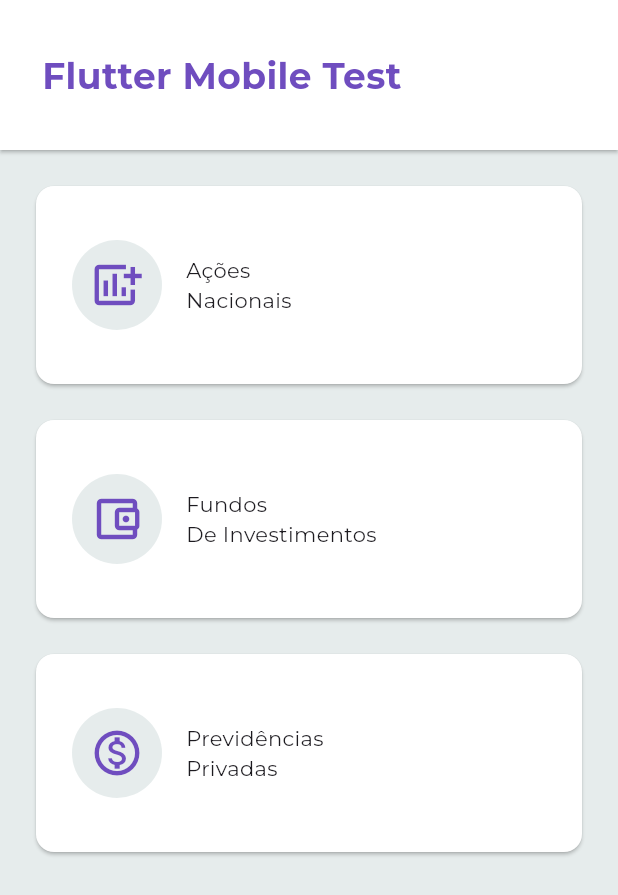
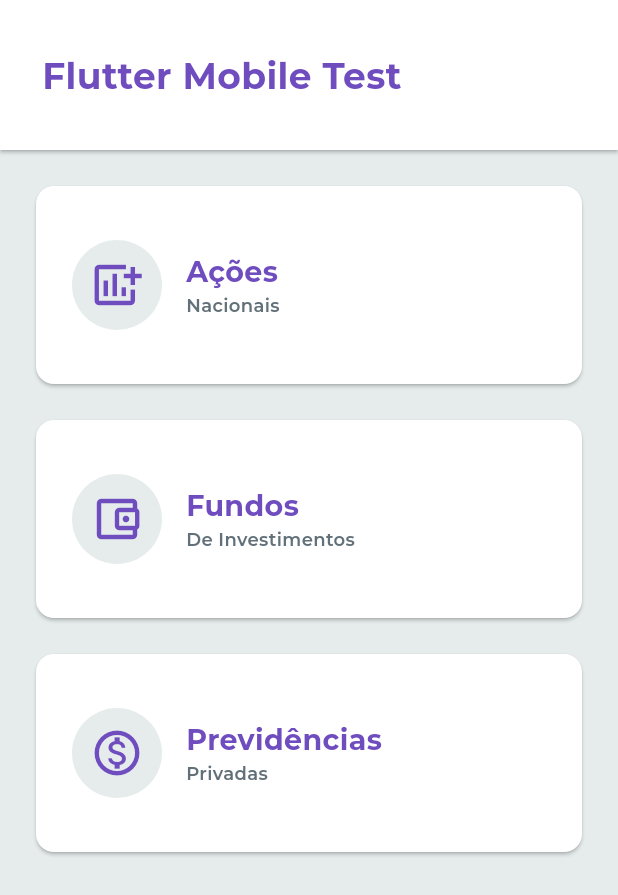
Before and after one commit to paulohm0/kinvo-mobile-test, a Flutter app: the screen it shows after launch, on a phone screen of 412 x 824 dp. Shown: the top 895 px of the screen. Run offline on Flutter 3.47's test engine with Material 3 defaults, Android fonts, the phone set to English and light mode, and no system bars; our stand-ins replace dio; project files that could hold a hidden picture were left out.

```diff
--- a/lib/ui/home/widgets/home_card.dart
+++ b/lib/ui/home/widgets/home_card.dart
@@ -48,8 +48,8 @@ class HomeCard extends StatelessWidget {
                       child: Column(
                         crossAxisAlignment: CrossAxisAlignment.start,
                         children: [
-                          Text(title, style: AppTextStyles.titleCard),
-                          Text(subtitle, style: AppTextStyles.subTitleCard),
+                          Text(title, style: AppTextStyles.titleHomeCard),
+                          Text(subtitle, style: AppTextStyles.subTitleHomeCard),
                         ],
                       ),
                     ),
```
Also changed, not shown: lib/ui/national_stocks/view/national_stocks_view.dart (+10 -10 lines), lib/ui/national_stocks/view_model/stocks_view_model.dart (+25 -1 lines).
